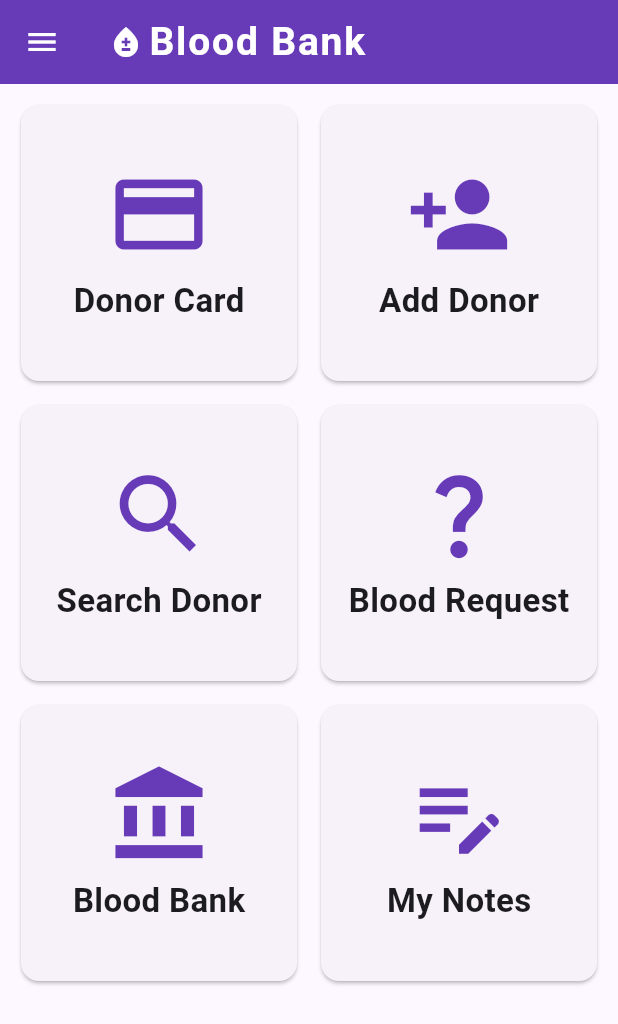
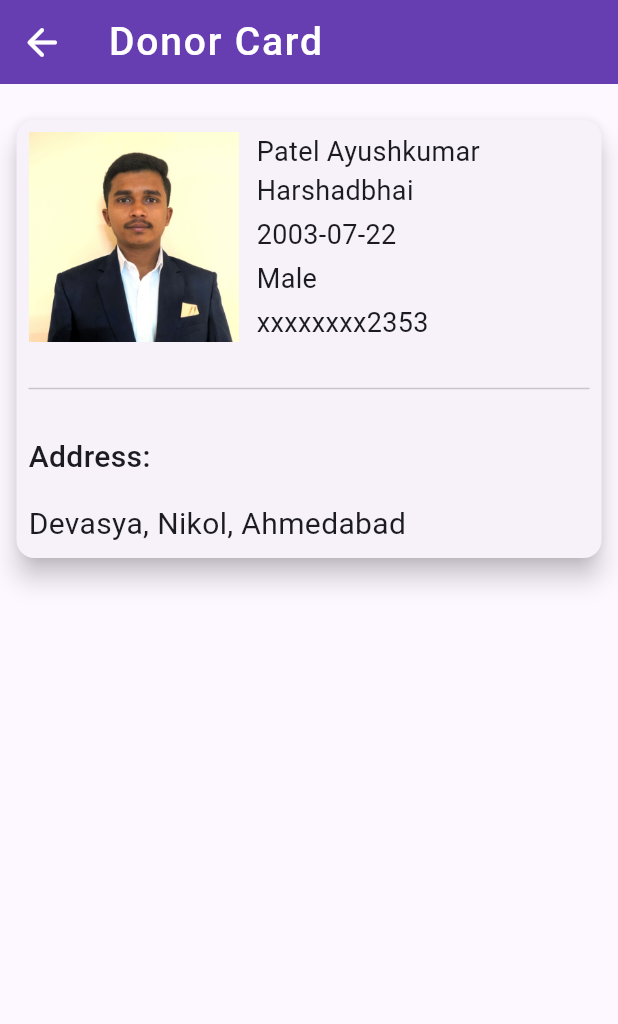
Before and after one commit to ayushkumar112428/Blood-Bank, a Flutter app: the HomePage screen opened directly, after a tap on "Donor Card", on a phone screen of 412 x 824 dp. Shown: the top 1024 px of the screen. Run offline on Flutter 3.47's test engine with Material 3 defaults, Android fonts, the phone set to English and light mode, and no system bars.

Commit message:
third commit

```diff
--- a/lib/Data/BloodGroup/a_negative_group.dart
+++ b/lib/Data/BloodGroup/a_negative_group.dart
@@ -1,4 +1,4 @@
-import 'bloodgroup.dart';
+import '../bloodgroup.dart';
 
 List<BloodGroup> aNegativeGroup = [
   BloodGroup(
--- a/lib/Data/BloodGroup/a_positive_group.dart
+++ b/lib/Data/BloodGroup/a_positive_group.dart
@@ -1,4 +1,4 @@
-import 'bloodgroup.dart';
+import '../bloodgroup.dart';
 
 List<BloodGroup> aPositiveGroup = [
   BloodGroup(
--- a/lib/Data/BloodGroup/ab_negative_group.dart
+++ b/lib/Data/BloodGroup/ab_negative_group.dart
@@ -1,4 +1,4 @@
-import 'bloodgroup.dart';
+import '../bloodgroup.dart';
 
 List<BloodGroup> abNegativeGroup = [
   BloodGroup(
@@ -40,7 +40,7 @@ List<BloodGroup> abNegativeGroup = [
     donorDisease: "No",
     donorAddress: "Vastral,Ahmadabad",
     donorAadharNumber: "556677602353",
-    bloodReceivesHospital: "DK Hospital",
+    bloodReceivesHospital: "Akash Hospital",
     hospitalLocation: "Iskcon,Ahmedabad",
     donorWeight: 60,
     donorAge: 25,
--- a/lib/Data/BloodGroup/ab_positive_group.dart
+++ b/lib/Data/BloodGroup/ab_positive_group.dart
@@ -1,4 +1,4 @@
-import 'bloodgroup.dart';
+import '../bloodgroup.dart';
 
 List<BloodGroup> abPositiveGroup = [
   BloodGroup(
@@ -41,7 +41,7 @@ List<BloodGroup> abPositiveGroup = [
     donorAddress: "Iskcon,Ahmadabad",
     donorAadharNumber: "822860602353",
     bloodReceivesHospital: "Param Hospital",
-    hospitalLocation: "Iskcon,Ahmedabad",
+    hospitalLocation: "Vastral,Ahmedabad",
     donorWeight: 60,
     donorAge: 25,
     whoManyTimeDonate: 2,
--- a/lib/Data/BloodGroup/b_negative_group.dart
+++ b/lib/Data/BloodGroup/b_negative_group.dart
@@ -1,4 +1,4 @@
-import 'bloodgroup.dart';
+import '../bloodgroup.dart';
 
 List<BloodGroup> bNegativeGroup = [
   BloodGroup(
@@ -26,7 +26,7 @@ List<BloodGroup> bNegativeGroup = [
     donorAddress: "Nicol, Ahmadabad",
     donorAadharNumber: "465664502388",
     bloodReceivesHospital: "Rakesh Hospital",
-    hospitalLocation: "Nicol,Ahmedabad",
+    hospitalLocation: "Nikol,Ahmedabad",
     donorWeight: 55,
     donorAge: 22,
     whoManyTimeDonate: 1,
--- a/lib/Data/BloodGroup/b_positive_group.dart
+++ b/lib/Data/BloodGroup/b_positive_group.dart
@@ -1,4 +1,4 @@
-import 'bloodgroup.dart';
+import '../bloodgroup.dart';
 
 List<BloodGroup> bPositiveGroup = [
   BloodGroup(
--- a/lib/Data/BloodGroup/o_negative_group.dart
+++ b/lib/Data/BloodGroup/o_negative_group.dart
@@ -1,4 +1,4 @@
-import 'bloodgroup.dart';
+import '../bloodgroup.dart';
 
 List<BloodGroup> oNegativeGroup = [
   BloodGroup(
--- a/lib/Data/BloodGroup/o_positive_group.dart
+++ b/lib/Data/BloodGroup/o_positive_group.dart
@@ -1,4 +1,4 @@
-import 'bloodgroup.dart';
+import '../bloodgroup.dart';
 
 List<BloodGroup> oPositiveGroup = [
   BloodGroup(
--- a/lib/Screens/DonorCard/donor_card.dart
+++ b/lib/Screens/DonorCard/donor_card.dart
@@ -0,0 +1,75 @@
+import 'package:flutter/material.dart';
+
+class DonorCard extends StatelessWidget {
+  const DonorCard({super.key});
+
+  @override
+  Widget build(BuildContext context) {
+    return Scaffold(
+      appBar: AppBar(
+        backgroundColor: Colors.deepPurple,
+        elevation: 10,
+        leading: IconButton(onPressed: (){Navigator.pop(context);}, icon: const Icon(Icons.arrow_back_rounded,color: Colors.white,size: 30,)),
+        title: const Text("Donor Card",style: TextStyle(color: Colors.white,fontSize: 26,fontWeight: FontWeight.w500,letterSpacing: 1.2),),
+      ),
+      body: Padding(
+        padding: const EdgeInsets.symmetric(horizontal: 7,vertical: 20),
+        child: SizedBox(
+          height: 300,
+          child: Card(
+            elevation: 7,
+            child: Padding(
+              padding: const EdgeInsets.all(8.0),
+              child: Column(
+                crossAxisAlignment: CrossAxisAlignment.start,
+                mainAxisAlignment: MainAxisAlignment.spaceBetween,
+                children: [
+                  Row(
+                    mainAxisAlignment: MainAxisAlignment.start,
+                    crossAxisAlignment: CrossAxisAlignment.start,
+                    children: [
+                      Container(
+                        height: 140,
+                        width: 140,
+                        decoration: const BoxDecoration(
+                          image: DecorationImage(
+                            fit: BoxFit.cover,
+                            image: AssetImage("assets/img/ayushpatel.jpg"),
+                          ),
+                        ),
+                      ),
+                      const SizedBox(width: 12,),
+                      SizedBox(
+                        height: 140,
+                        width: MediaQuery.of(context).size.width*0.5,
+                        child: const Padding(
+                          padding: EdgeInsets.symmetric(vertical: 0),
+                          child: Column(
+                            mainAxisAlignment: MainAxisAlignment.spaceBetween,
+                            crossAxisAlignment: CrossAxisAlignment.start,
+                            children: [
+                              Text("Patel Ayushkumar Harshadbhai",maxLines: 2,overflow: TextOverflow.ellipsis,style: TextStyle(fontWeight: FontWeight.w400,fontSize: 18),),
+                              Text("2003-07-22",style: TextStyle(fontWeight: FontWeight.w400,fontSize: 18),),
+                              Text("Male",style: TextStyle(fontWeight: FontWeight.w400,fontSize: 18),),
+                              Text("xxxxxxxx2353",style: TextStyle(fontWeight: FontWeight.w400,fontSize: 18),),
+                            ],
+                          ),
+                        ),
+                      ),
+                    ],
+                  ),
+                  const Padding(
+                    padding: EdgeInsets.symmetric(vertical: 7),
+                    child: Divider(),
+                  ),
+                  const Text("Address:",style: TextStyle(fontWeight: FontWeight.w500,fontSize: 20),),
+                  const Text("Devasya, Nikol, Ahmedabad",style: TextStyle(fontWeight: FontWeight.w400,fontSize: 20),),
+                ],
+              ),
+            ),
+          ),
+        ),
+      ),
+    );
+  }
+}
--- a/lib/Screens/home_page.dart
+++ b/lib/Screens/home_page.dart
@@ -1,5 +1,9 @@
+import 'package:bloodbank/Screens/BloodBank/blood_bank.dart';
+import 'package:bloodbank/Screens/BloodRequest/blood_request_form.dart';
+import 'package:bloodbank/Screens/DonorCard/donor_card.dart';
 import 'package:bloodbank/Screens/SearchDonor/select_blood_group.dart';
 import 'package:bloodbank/Screens/my_notes.dart';
+import 'package:bloodbank/auth/selct_login_register.dart';
 import 'package:flutter/material.dart';
 
 import 'AddDonor/donor_form.dart';
@@ -72,7 +76,7 @@ class HomePage extends StatelessWidget {
               onTap: (){
                 switch(bloodbank[index]['title']){
                   case 'Donor Card':{
-                    // Navigator.push(context, MaterialPageRoute(builder: (context) => ));
+                    Navigator.push(context, MaterialPageRoute(builder: (context) => const DonorCard()));
                   }break;
                   case 'Add Donor':{
                     Navigator.push(context, MaterialPageRoute(builder: (context) => const DonorForm()));
@@ -81,10 +85,10 @@ class HomePage extends StatelessWidget {
                     Navigator.push(context, MaterialPageRoute(builder: (context) => const SelectBloodGroup()));
                   }break;
                   case 'Blood Request':{
-                    // Navigator.push(context, MaterialPageRoute(builder: (context) => ));
+                    Navigator.push(context, MaterialPageRoute(builder: (context) => const BloodRequestForm()));
                   }break;
                   case 'Blood Bank':{
-                    // Navigator.push(context, MaterialPageRoute(builder: (context) => ));
+                    Navigator.push(context, MaterialPageRoute(builder: (context) => const BloodBank()));
                   }break;
                   case 'My Notes':{
                     Navigator.push(context, MaterialPageRoute(builder: (context) => const MyNotes()));
@@ -324,7 +328,9 @@ class HomePage extends StatelessWidget {
             ),
             const Divider(thickness: 2,),
             ListTile(
-              onTap: () {},
+              onTap: () {
+                Navigator.pushReplacement(context, MaterialPageRoute(builder: (context) => const SelectLR()));
+              },
               title: const Row(
                 children: [
                   Icon(
--- a/lib/auth/login.dart
+++ b/lib/auth/login.dart
@@ -140,7 +140,7 @@ class _LoginPageState extends State<LoginPage> {
                               style: TextStyle(
                                   color: Colors.white,
                                   fontWeight: FontWeight.w500,
-                                  fontSize: 25)),
+                                  fontSize: 25),),
                         ),
                       ),
                     ),
--- a/lib/auth/register.dart
+++ b/lib/auth/register.dart
@@ -204,7 +204,7 @@ class _RegisterScreenState extends State<RegisterScreen> {
                     ),
                   ],
                 ),
-                const SizedBox(height: 100,),
+                const SizedBox(height: 40,),
                 Center(
                   child: RichText(
                     textAlign: TextAlign.center,
--- a/pubspec.yaml
+++ b/pubspec.yaml
@@ -61,6 +61,7 @@ flutter:
   # To add assets to your application, add an assets section, like this:
   assets:
      - assets/icons/
+     - assets/img/
   #   - images/a_dot_ham.jpeg
 
   # An image asset can refer to one or more resolution-specific "variants", see
```
Also changed, not shown: lib/Data/blood_request.dart (+22 -0 lines), lib/Data/hospital_data.dart (+19 -0 lines), lib/Screens/AddDonor/donor_form.dart (+4 -4 lines), lib/Screens/BloodBank/blood_bank.dart (+37 -0 lines), lib/Screens/BloodRequest/blood_request_form.dart (+273 -0 lines), lib/Screens/SearchDonor/selected_blood_group.dart (+8 -8 lines), assets/img/ayushpatel.jpg (added).
